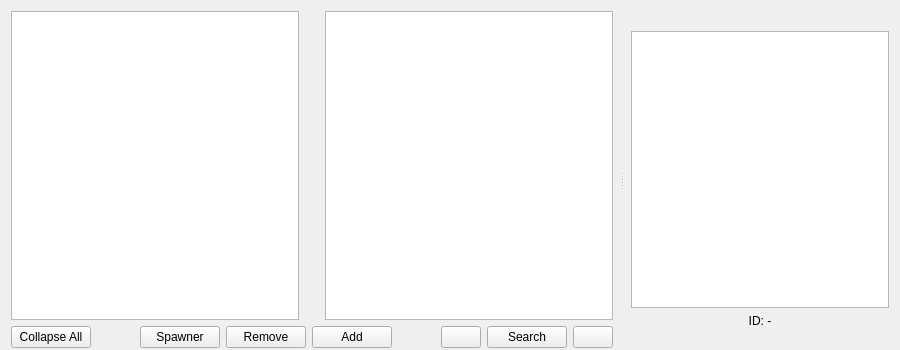
cbnolok/Leviathan, file src/forms/maintab_items.ui: the form before one commit.
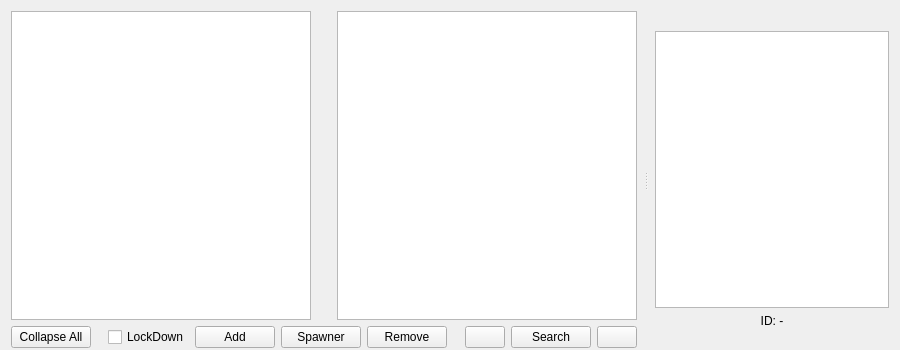
The form after the commit. Icons and pictures are not drawn.

Commit message: Version 0.2.1. - Fixed: hue picker showing wrong id/color. - Added: shade selector in the hue picker. - Added: LockDown checkbox in the Item tab, to use ".static" command instad of ".add". - Changed: nicer warning/error dialogs. - Added security checks blocking UOP actions while the files are being loaded.

Patch:
```diff
--- a/src/forms/maintab_items.ui
+++ b/src/forms/maintab_items.ui
@@ -151,6 +151,26 @@
              </property>
             </spacer>
            </item>
+           <item>
+            <widget class="QCheckBox" name="checkBox_lockDown">
+             <property name="text">
+              <string>LockDown</string>
+             </property>
+            </widget>
+           </item>
+           <item>
+            <widget class="QPushButton" name="pushButton_add">
+             <property name="sizePolicy">
+              <sizepolicy hsizetype="Fixed" vsizetype="Fixed">
+               <horstretch>0</horstretch>
+               <verstretch>0</verstretch>
+              </sizepolicy>
+             </property>
+             <property name="text">
+              <string>Add</string>
+             </property>
+            </widget>
+           </item>
            <item>
             <widget class="QPushButton" name="pushButton_spawner">
              <property name="text">
@@ -171,19 +191,6 @@
              </property>
             </widget>
            </item>
-           <item>
-            <widget class="QPushButton" name="pushButton_add">
-             <property name="sizePolicy">
-              <sizepolicy hsizetype="Fixed" vsizetype="Fixed">
-               <horstretch>0</horstretch>
-               <verstretch>0</verstretch>
-              </sizepolicy>
-             </property>
-             <property name="text">
-              <string>Add</string>
-             </property>
-            </widget>
-           </item>
            <item>
             <spacer name="horizontalSpacer_3">
              <property name="orientation">
```
The commit also changes 31 other files.
